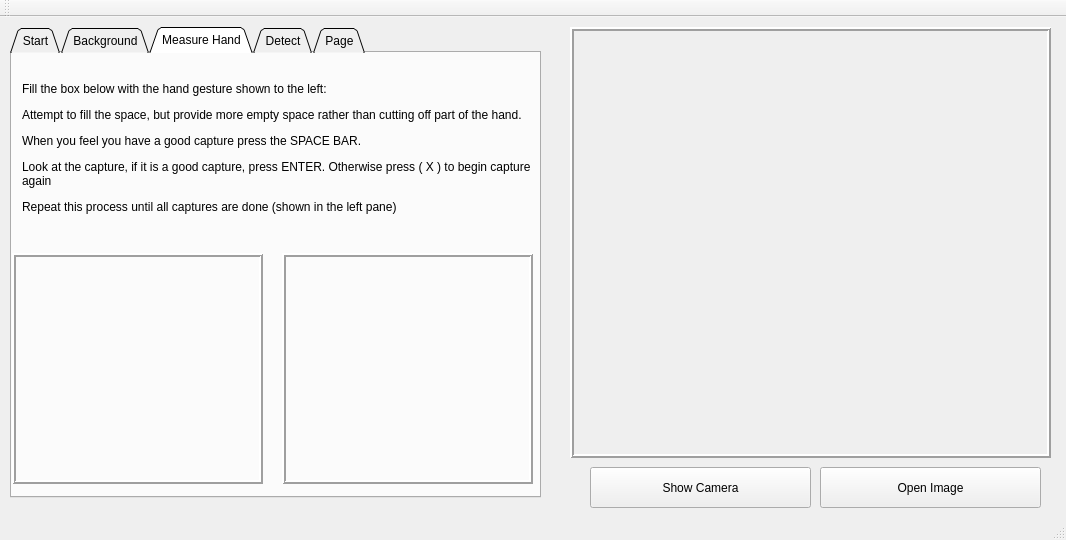
on2valhalla/GestureTrainer, file beta/GestureTrainer/forms/mainwindow.ui: the form before one commit.
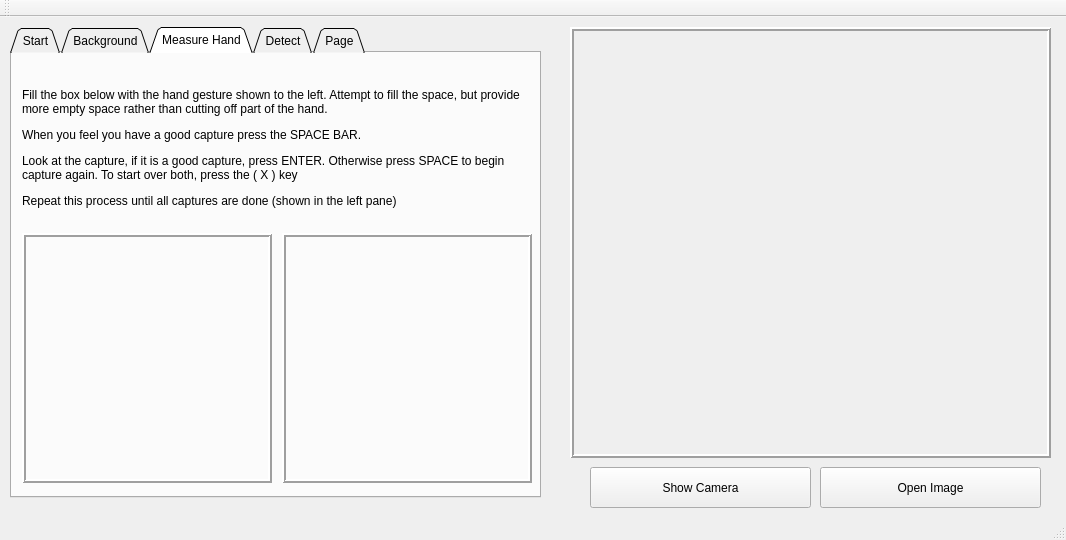
The form after the commit. Icons and pictures are not drawn.

```diff
--- a/beta/GestureTrainer/forms/mainwindow.ui
+++ b/beta/GestureTrainer/forms/mainwindow.ui
@@ -590,9 +590,9 @@
       <property name="geometry">
        <rect>
         <x>270</x>
-        <y>200</y>
-        <width>251</width>
-        <height>231</height>
+        <y>180</y>
+        <width>250</width>
+        <height>250</height>
        </rect>
       </property>
       <property name="frameShape">
@@ -618,7 +618,7 @@
        </rect>
       </property>
       <property name="text">
-       <string>&lt;html&gt;&lt;head/&gt;&lt;body&gt;&lt;p&gt;Fill the box below with the hand gesture shown to the left: &lt;/p&gt;&lt;p&gt;Attempt to fill the space, but provide more empty space rather than cutting off part of the hand.&lt;/p&gt;&lt;p&gt;When you feel you have a good capture press the SPACE BAR.&lt;/p&gt;&lt;p&gt;Look at the capture, if it is a good capture, press ENTER. Otherwise press ( X ) to begin capture again&lt;/p&gt;&lt;p&gt;Repeat this process until all captures are done (shown in the left pane)&lt;/p&gt;&lt;/body&gt;&lt;/html&gt;</string>
+       <string>&lt;html&gt;&lt;head/&gt;&lt;body&gt;&lt;p&gt;Fill the box below with the hand gesture shown to the left. Attempt to fill the space, but provide more empty space rather than cutting off part of the hand.&lt;/p&gt;&lt;p&gt;When you feel you have a good capture press the SPACE BAR.&lt;/p&gt;&lt;p&gt;Look at the capture, if it is a good capture, press ENTER. Otherwise press SPACE to begin capture again. To start over both, press the ( X ) key&lt;/p&gt;&lt;p&gt;Repeat this process until all captures are done (shown in the left pane)&lt;/p&gt;&lt;/body&gt;&lt;/html&gt;</string>
       </property>
       <property name="wordWrap">
        <bool>true</bool>
@@ -627,10 +627,10 @@
      <widget class="QLabel" name="label_User">
       <property name="geometry">
        <rect>
-        <x>0</x>
-        <y>200</y>
-        <width>251</width>
-        <height>231</height>
+        <x>10</x>
+        <y>180</y>
+        <width>250</width>
+        <height>250</height>
        </rect>
       </property>
       <property name="frameShape">
```
